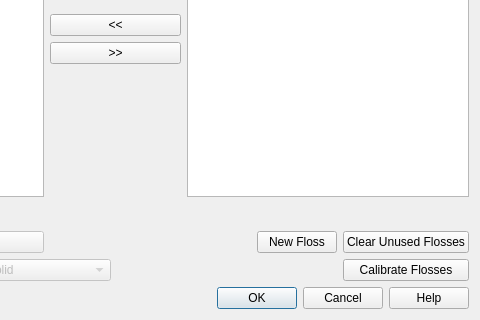
First picture: the form in ui/PaletteManager.ui, repository KDE/kxstitch, before the edit; both pictures show x 222 to 702 and y 131 to 451 of the 702 by 451 pixel window.
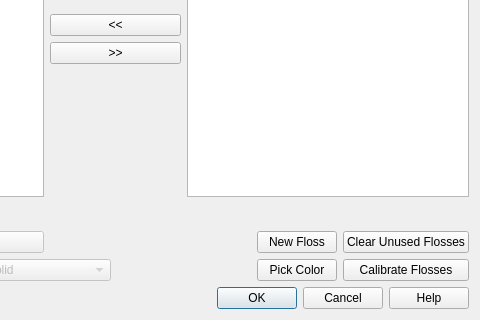
Second picture: the form after the edit. Custom widgets are drawn as their Qt base class.

Commit message:
Add tool to pick color from screen to select closest floss color
Palette manager dialog now incorporates a button which allows the user
to select a color from anywhere on screen which is then used to select a
close matching floss color.

```diff
--- a/ui/PaletteManager.ui
+++ b/ui/PaletteManager.ui
@@ -197,6 +197,13 @@
        </property>
       </widget>
      </item>
+     <item row="1" column="0">
+      <widget class="QPushButton" name="PickColor">
+       <property name="text">
+        <string>Pick Color</string>
+       </property>
+      </widget>
+     </item>
     </layout>
    </item>
    <item row="4" column="0">
```
The commit also changes 2 other files.
